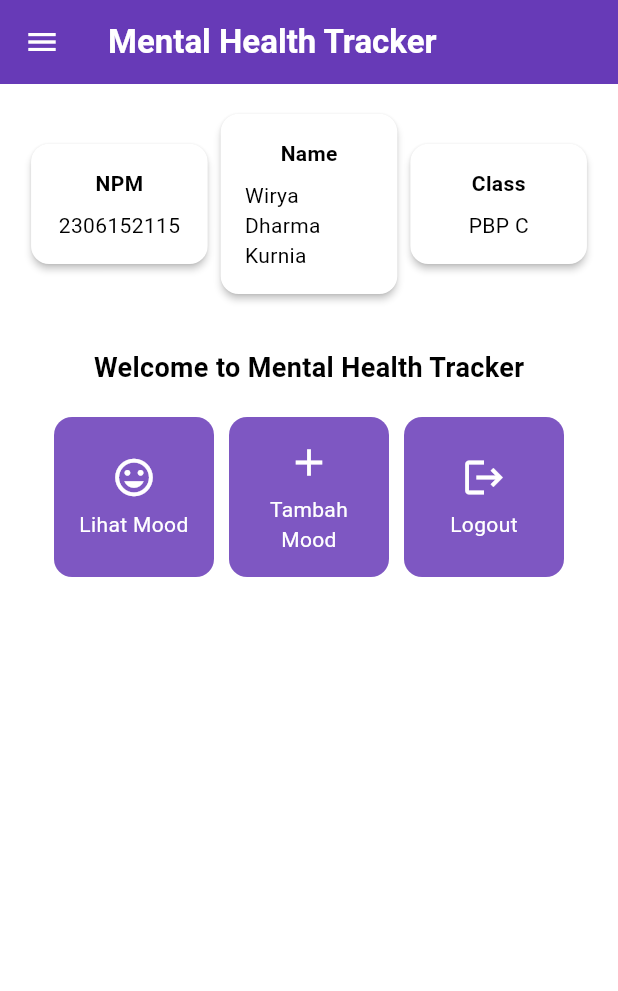
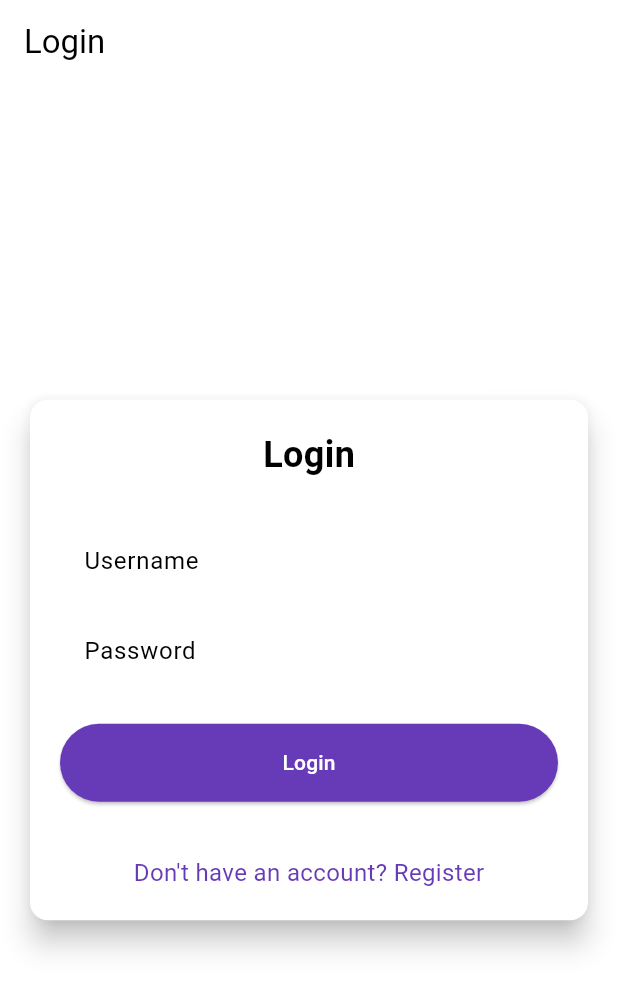
Before and after one commit to wiryaa23/mental-health-tracker-mobile, a Flutter app: the screen it shows after launch, on a phone screen of 412 x 824 dp. Shown: the top 991 px of the screen. Run offline on Flutter 3.47's test engine with Material 3 defaults, Android fonts, the phone set to English and light mode, and no system bars; missing offline and left inert: pbp_django_auth.

Commit message:
selesai tutorial 8

```diff
--- a/lib/main.dart
+++ b/lib/main.dart
@@ -1,5 +1,7 @@
 import 'package:flutter/material.dart';
-import 'package:mental_health_tracker/screens/menu.dart';
+import 'package:pbp_django_auth/pbp_django_auth.dart';
+import 'package:mental_health_tracker/screens/login.dart';
+import 'package:provider/provider.dart';
 
 void main() {
   runApp(const MyApp());
@@ -8,33 +10,23 @@
 class MyApp extends StatelessWidget {
   const MyApp({super.key});
 
-  // This widget is the root of your application.
   @override
   Widget build(BuildContext context) {
-    return MaterialApp(
-      title: 'Flutter Demo',
-      theme: ThemeData(
-        // This is the theme of your application.
-        //
-        // TRY THIS: Try running your application with "flutter run". You'll see
-        // the application has a purple toolbar. Then, without quitting the app,
-        // try changing the seedColor in the colorScheme below to Colors.green
-        // and then invoke "hot reload" (save your changes or press the "hot
-        // reload" button in a Flutter-supported IDE, or press "r" if you used
-        // the command line to start the app).
-        //
-        // Notice that the counter didn't reset back to zero; the application
-        // state is not lost during the reload. To reset the state, use hot
-        // restart instead.
-        //
-        // This works for code too, not just values: Most code changes can be
-        // tested with just a hot reload.
-        colorScheme: ColorScheme.fromSwatch(
-          primarySwatch: Colors.deepPurple,
-        ).copyWith(secondary: Colors.deepPurple[400]),
-        useMaterial3: true,
+    return Provider(
+      create: (_) {
+        CookieRequest request = CookieRequest();
+        return request;
+      },
+      child: MaterialApp(
+        title: 'Mental Health Tracker',
+        theme: ThemeData(
+          useMaterial3: true,
+          colorScheme: ColorScheme.fromSwatch(
+            primarySwatch: Colors.deepPurple,
+          ).copyWith(secondary: Colors.deepPurple[400]),
+        ),
+        home: const LoginPage()
       ),
-      home: MyHomePage(),
     );
   }
 }
--- /dev/null
+++ b/lib/screens/login.dart
@@ -0,0 +1,181 @@
+import 'package:mental_health_tracker/screens/menu.dart';
+import 'package:flutter/material.dart';
+import 'package:pbp_django_auth/pbp_django_auth.dart';
+import 'package:provider/provider.dart';
+import 'package:mental_health_tracker/screens/register.dart';
+
+void main() {
+  runApp(const LoginApp());
+}
+
+class LoginApp extends StatelessWidget {
+  const LoginApp({super.key});
+
+  @override
+  Widget build(BuildContext context) {
+    return MaterialApp(
+      title: 'Login',
+      theme: ThemeData(
+        useMaterial3: true,
+        colorScheme: ColorScheme.fromSwatch(
+          primarySwatch: Colors.deepPurple,
+        ).copyWith(secondary: Colors.deepPurple[400]),
+      ),
+      home: const LoginPage(),
+    );
+  }
+}
+
+class LoginPage extends StatefulWidget {
+  const LoginPage({super.key});
+
+  @override
+  State<LoginPage> createState() => _LoginPageState();
+}
+
+class _LoginPageState extends State<LoginPage> {
+  final TextEditingController _usernameController = TextEditingController();
+  final TextEditingController _passwordController = TextEditingController();
+
+  @override
+  Widget build(BuildContext context) {
+    final request = context.watch<CookieRequest>();
+
+    return Scaffold(
+      appBar: AppBar(
+        title: const Text('Login'),
+      ),
+      body: Center(
+        child: SingleChildScrollView(
+          padding: const EdgeInsets.all(16.0),
+          child: Card(
+            elevation: 8,
+            shape: RoundedRectangleBorder(
+              borderRadius: BorderRadius.circular(12.0),
+            ),
+            child: Padding(
+              padding: const EdgeInsets.all(20.0),
+              child: Column(
+                mainAxisSize: MainAxisSize.min,
+                children: [
+                  const Text(
+                    'Login',
+                    style: TextStyle(
+                      fontSize: 24.0,
+                      fontWeight: FontWeight.bold,
+                    ),
+                  ),
+                  const SizedBox(height: 30.0),
+                  TextField(
+                    controller: _usernameController,
+                    decoration: const InputDecoration(
+                      labelText: 'Username',
+                      hintText: 'Enter your username',
+                      border: OutlineInputBorder(
+                        borderRadius: BorderRadius.all(Radius.circular(12.0)),
+                      ),
+                      contentPadding:
+                          EdgeInsets.symmetric(horizontal: 12.0, vertical: 8.0),
+                    ),
+                  ),
+                  const SizedBox(height: 12.0),
+                  TextField(
+                    controller: _passwordController,
+                    decoration: const InputDecoration(
+                      labelText: 'Password',
+                      hintText: 'Enter your password',
+                      border: OutlineInputBorder(
+                        borderRadius: BorderRadius.all(Radius.circular(12.0)),
+                      ),
+                      contentPadding:
+                          EdgeInsets.symmetric(horizontal: 12.0, vertical: 8.0),
+                    ),
+                    obscureText: true,
+                  ),
+                  const SizedBox(height: 24.0),
+                  ElevatedButton(
+                    onPressed: () async {
+                      String username = _usernameController.text;
+                      String password = _passwordController.text;
+
+                      // Cek kredensial
+                      // TOD: Ganti URL dan jangan lupa tambahkan trailing slash (/) di akhir URL!
+                      // Untuk menyambungkan Android emulator dengan Django pada localhost,
+                      // gunakan URL http://10.0.2.2/
+                      final response = await request
+                          .login("http://127.0.0.1:8000/auth/login/", {
+                        'username': username,
+                        'password': password,
+                      });
+
+                      if (request.loggedIn) {
+                        String message = response['message'];
+                        String uname = response['username'];
+                        if (context.mounted) {
+                          Navigator.pushReplacement(
+                            context,
+                            MaterialPageRoute(
+                                builder: (context) => MyHomePage()),
+                          );
+                          ScaffoldMessenger.of(context)
+                            ..hideCurrentSnackBar()
+                            ..showSnackBar(
+                              SnackBar(
+                                  content:
+                                      Text("$message Selamat datang, $uname.")),
+                            );
+                        }
+                      } else {
+                        if (context.mounted) {
+                          showDialog(
+                            context: context,
+                            builder: (context) => AlertDialog(
+                              title: const Text('Login Gagal'),
+                              content: Text(response['message']),
+                              actions: [
+                                TextButton(
+                                  child: const Text('OK'),
+                                  onPressed: () {
+                                    Navigator.pop(context);
+                                  },
+                                ),
+                              ],
+                            ),
+                          );
+                        }
+                      }
+                    },
+                    style: ElevatedButton.styleFrom(
+                      foregroundColor: Colors.white,
+                      minimumSize: Size(double.infinity, 50),
+                      backgroundColor: Theme.of(context).colorScheme.primary,
+                      padding: const EdgeInsets.symmetric(vertical: 16.0),
+                    ),
+                    child: const Text('Login'),
+                  ),
+                  const SizedBox(height: 36.0),
+                  GestureDetector(
+                    onTap: () {
+                      Navigator.push(
+                        context,
+                        MaterialPageRoute(
+                            builder: (context) => const RegisterPage()),
+                      );
+                    },
+                    child: Text(
+                      'Don\'t have an account? Register',
+                      style: TextStyle(
+                        color: Theme.of(context).colorScheme.primary,
+                        fontSize: 16.0,
+                      ),
+                    ),
+                  ),
+                ],
+              ),
+            ),
+          ),
+        ),
+      ),
+    );
+  }
+}
--- a/pubspec.yaml
+++ b/pubspec.yaml
@@ -35,6 +35,9 @@
   # The following adds the Cupertino Icons font to your application.
   # Use with the CupertinoIcons class for iOS style icons.
   cupertino_icons: ^1.0.8
+  provider: ^6.1.2
+  pbp_django_auth: ^0.4.0
+  http: ^1.2.2
 
 dev_dependencies:
   flutter_test:
```
Also changed, not shown: lib/models/mood_entry.dart (added, +65 -0 lines), lib/screens/list_moodentry.dart (added, +90 -0 lines), lib/screens/moodentry_form.dart (+35 -30 lines), lib/screens/register.dart (added, +166 -0 lines), lib/widgets/left_drawer.dart (+12 -0 lines), lib/widgets/mood_cart.dart (+40 -9 lines), pubspec.lock, 2 other files.
